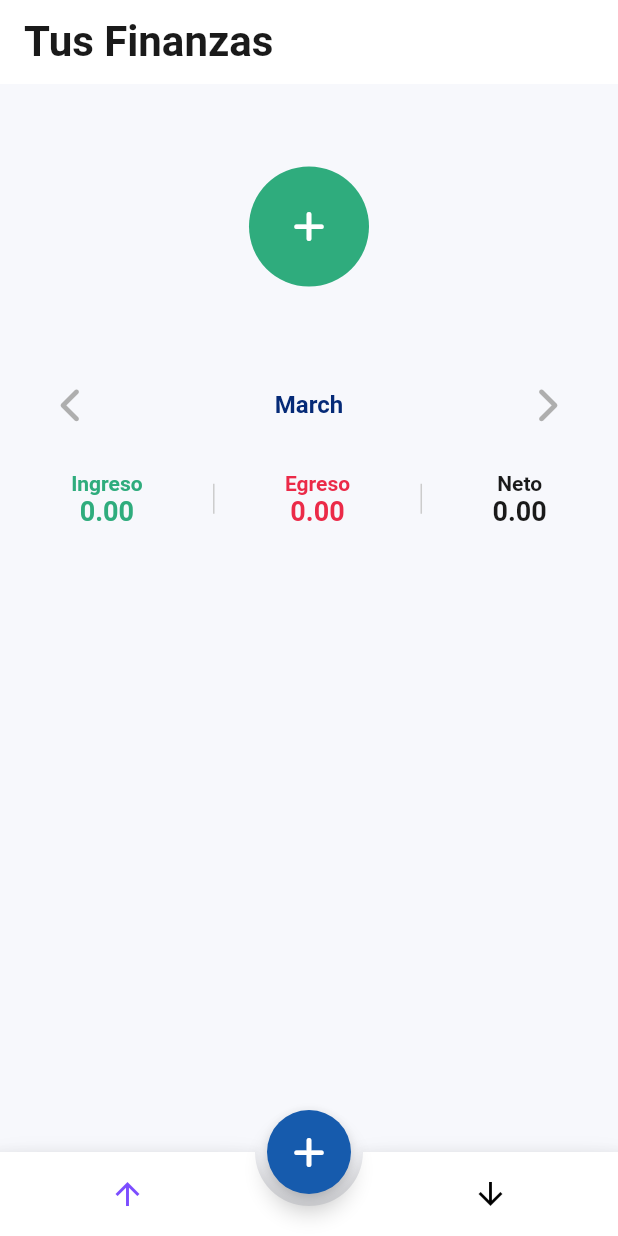
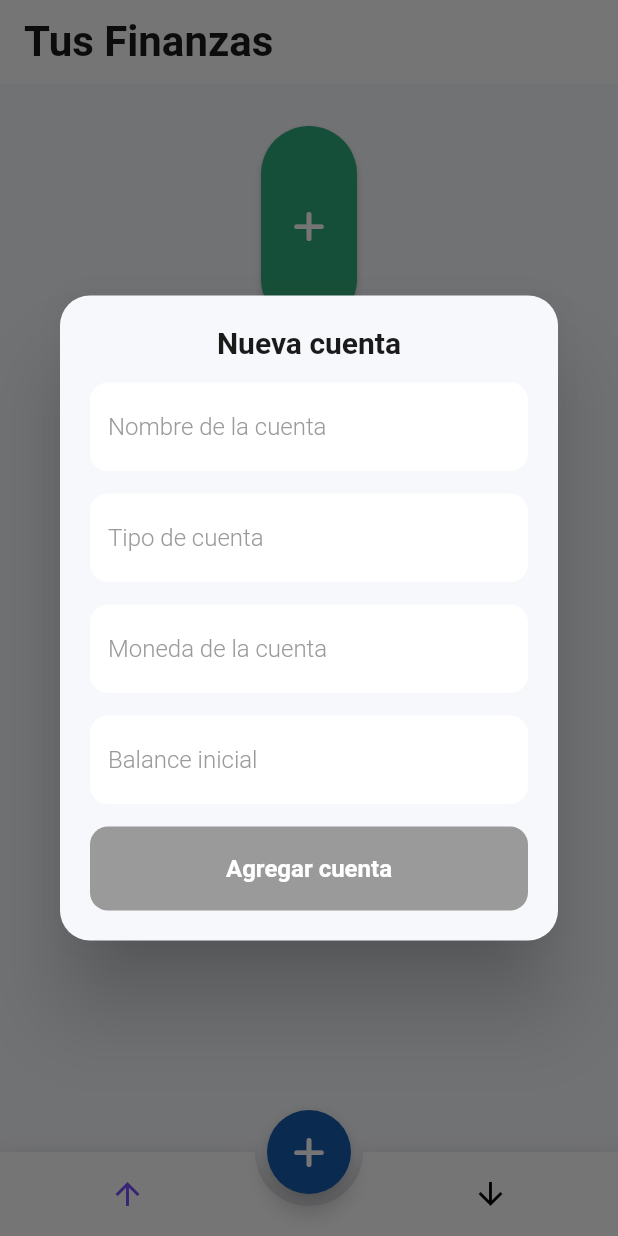
Before and after one commit to SebasAriasDEV/Expenses-App-Frontend, a Flutter app: the screen it shows after launch, after a tap on an icon or button, on a phone screen of 412 x 824 dp. Run offline on Flutter 3.47's test engine with Material 2 defaults, Android fonts, the phone set to English and light mode, and no system bars; drawn by our look-alikes of animated_bottom_navigation_bar; our stand-ins replace flutter_svg, font_awesome_flutter; network calls fail; Roboto replaces fonts that are missing (Avenir).

Commit message:
Added functionality to create an account

```diff
--- a/lib/ui/components/account_cards_list.dart
+++ /dev/null
@@ -1,66 +0,0 @@
-import 'package:flutter/material.dart';
-import 'package:font_awesome_flutter/font_awesome_flutter.dart';
-import 'package:i_budget_app/utils/colors.dart';
-
-import '../../models/account_model.dart';
-import 'account_card.dart';
-
-class ListAccountCards extends StatelessWidget {
-  const ListAccountCards({
-    super.key,
-    required this.accounts,
-  });
-
-  final List<Account> accounts;
-
-  @override
-  Widget build(BuildContext context) {
-    return SizedBox(
-      height: 150,
-      child: ListView.separated(
-        shrinkWrap: true,
-        scrollDirection: Axis.horizontal,
-        itemBuilder: (_, index) {
-          if (index >= accounts.length) {
-            return const NewCardPlaceholder();
-          } else {
-            return AccountCard(account: accounts[index]);
-          }
-        },
-        separatorBuilder: (_, index) => const SizedBox(width: 20),
-        itemCount: accounts.length + 1,
-      ),
-    );
-  }
-}
-
-class NewCardPlaceholder extends StatelessWidget {
-  const NewCardPlaceholder({
-    super.key,
-  });
-
-  @override
-  Widget build(BuildContext context) {
-    return SizedBox(
-      //color: Colors.red,
-      width: 100,
-      child: Center(
-        child: Container(
-          width: 80,
-          height: 80,
-          decoration:
-              BoxDecoration(color: kSuccessColor, shape: BoxShape.circle),
-          child: Center(
-            child: IconButton(
-              onPressed: () {},
-              icon: FaIcon(
-                FontAwesomeIcons.plus,
-                color: kWhiteColor,
-              ),
-            ),
-          ),
-        ),
-      ),
-    );
-  }
-}
--- a/lib/ui/components/account_card.dart
+++ b/lib/ui/components/accounts/account_card.dart
@@ -8,7 +8,7 @@ import 'package:i_budget_app/utils/colors.dart';
 import 'package:i_budget_app/utils/text_themes.dart';
 import 'package:provider/provider.dart';
 
-import '../../providers/transactions_provider.dart';
+import '../../../providers/transactions_provider.dart';
 
 class AccountCard extends StatelessWidget {
   const AccountCard({super.key, required this.account});
--- /dev/null
+++ b/lib/ui/components/accounts/account_cards_list.dart
@@ -0,0 +1,34 @@
+import 'package:flutter/material.dart';
+import 'package:i_budget_app/ui/components/accounts/add_account_button.dart';
+
+import '../../../models/account_model.dart';
+import 'account_card.dart';
+
+class ListAccountCards extends StatelessWidget {
+  const ListAccountCards({
+    super.key,
+    required this.accounts,
+  });
+
+  final List<Account> accounts;
+
+  @override
+  Widget build(BuildContext context) {
+    return SizedBox(
+      height: 150,
+      child: ListView.separated(
+        shrinkWrap: true,
+        scrollDirection: Axis.horizontal,
+        itemBuilder: (_, index) {
+          if (index >= accounts.length) {
+            return const NewCardPlaceholder();
+          } else {
+            return AccountCard(account: accounts[index]);
+          }
+        },
+        separatorBuilder: (_, index) => const SizedBox(width: 20),
+        itemCount: accounts.length + 1,
+      ),
+    );
+  }
+}
--- /dev/null
+++ b/lib/ui/components/accounts/add_account_button.dart
@@ -0,0 +1,29 @@
+import 'package:flutter/material.dart';
+import 'package:font_awesome_flutter/font_awesome_flutter.dart';
+import 'package:i_budget_app/ui/components/accounts/add_account_dialog.dart';
+import 'package:i_budget_app/utils/colors.dart';
+
+class NewCardPlaceholder extends StatelessWidget {
+  const NewCardPlaceholder({
+    super.key,
+  });
+
+  @override
+  Widget build(BuildContext context) {
+    return Padding(
+      padding: const EdgeInsets.all(8.0),
+      child: ElevatedButton(
+        onPressed: () => showDialog(
+          context: context,
+          builder: (context) => const DialogCreateAccount(),
+        ),
+        style: ElevatedButton.styleFrom(
+          backgroundColor: kSuccessColor,
+          shape: RoundedRectangleBorder(
+              borderRadius: BorderRadius.circular(1000.0)),
+        ),
+        child: const FaIcon(FontAwesomeIcons.plus),
+      ),
+    );
+  }
+}
--- /dev/null
+++ b/lib/ui/components/accounts/add_account_dialog.dart
@@ -0,0 +1,132 @@
+import 'package:flutter/material.dart';
+import 'package:i_budget_app/providers/accounts_providers.dart';
+import 'package:i_budget_app/ui/components/custom_buttons.dart';
+import 'package:i_budget_app/utils/colors.dart';
+import 'package:i_budget_app/utils/text_themes.dart';
+import 'package:provider/provider.dart';
+
+class DialogCreateAccount extends StatefulWidget {
+  const DialogCreateAccount({
+    super.key,
+  });
+
+  @override
+  State<DialogCreateAccount> createState() => _DialogCreateAccountState();
+}
+
+class _DialogCreateAccountState extends State<DialogCreateAccount> {
+  final TextEditingController _controllerName = TextEditingController();
+  final TextEditingController _controllerType = TextEditingController();
+  final TextEditingController _controllerCurrency = TextEditingController();
+  final TextEditingController _controllerBalance = TextEditingController();
+
+  late final AccountsProvider _accountsProvider;
+
+  bool _canSubmit = false;
+
+  @override
+  void initState() {
+    super.initState();
+    _accountsProvider = Provider.of<AccountsProvider>(context, listen: false);
+  }
+
+  @override
+  void dispose() {
+    super.dispose();
+    _controllerName.dispose();
+    _controllerType.dispose();
+    _controllerCurrency.dispose();
+    _controllerBalance.dispose();
+  }
+
+  @override
+  Widget build(BuildContext context) {
+    //** Functions */
+    // Checks if every field is filled so it can create the transaction
+    void checkCompleteness() {
+      if (_controllerName.text != '' &&
+          _controllerType.text != '' &&
+          _controllerCurrency.text != '' &&
+          _controllerBalance.text != '') {
+        _canSubmit = true;
+      } else {
+        _canSubmit = false;
+      }
+      setState(() {});
+    }
+
+    //Post new transaction
+    Future<void> createAccount() async {
+      final String response = await _accountsProvider.createAccount(
+        _controllerName.text,
+        _controllerType.text,
+        _controllerCurrency.text,
+        double.parse(_controllerBalance.text),
+      );
+
+      if (response == 'OK') {
+        await _accountsProvider.getAccounts();
+        Navigator.pop(context);
+      } else {
+        print('Algo salio mal!!!');
+      }
+    }
+
+    //** Build Widgets */
+    return Dialog(
+      shape: RoundedRectangleBorder(borderRadius: BorderRadius.circular(20.0)),
+      backgroundColor: kGreyColorShade4,
+      child: SingleChildScrollView(
+        child: Padding(
+          padding: const EdgeInsets.all(20.0),
+          child: Column(
+            mainAxisSize: MainAxisSize.min,
+            children: [
+              const Text('Nueva cuenta', style: headline4),
+              const SizedBox(height: 15),
+              TextField(
+                controller: _controllerName,
+                decoration: const InputDecoration().copyWith(
+                  hintText: 'Nombre de la cuenta',
+                ),
+                onChanged: (_) => checkCompleteness(),
+              ),
+              const SizedBox(height: 15),
+              TextField(
+                controller: _controllerType,
+                decoration: const InputDecoration().copyWith(
+                  hintText: 'Tipo de cuenta',
+                ),
+                onChanged: (_) => checkCompleteness(),
+              ),
+              const SizedBox(height: 15),
+              TextField(
+                controller: _controllerCurrency,
+                decoration: const InputDecoration().copyWith(
+                  hintText: 'Moneda de la cuenta',
+                ),
+                onChanged: (_) => checkCompleteness(),
+              ),
+              const SizedBox(height: 15),
+              TextField(
+                controller: _controllerBalance,
+                keyboardType:
+                    const TextInputType.numberWithOptions(decimal: true),
+                decoration: const InputDecoration().copyWith(
+                  hintText: 'Balance inicial',
+                ),
+                onChanged: (_) => checkCompleteness(),
+              ),
+              const SizedBox(height: 15),
+              PrimaryButton(
+                onTap: () => createAccount(),
+                text: 'Agregar cuenta',
+                isActive: _canSubmit,
+              ),
+            ],
+          ),
+        ),
+      ),
+    );
+  }
+}
--- a/lib/ui/components/custom_buttons.dart
+++ b/lib/ui/components/custom_buttons.dart
@@ -8,7 +8,7 @@ class PrimaryButton extends StatelessWidget {
     required this.onTap,
     required this.text,
     this.isLoading = false,
-    this.isActive = false,
+    this.isActive = true,
   });
 
   final Function onTap;
--- a/lib/ui/screens/bottom_navigation.dart
+++ b/lib/ui/screens/bottom_navigation.dart
@@ -1,7 +1,7 @@
 import 'package:animated_bottom_navigation_bar/animated_bottom_navigation_bar.dart';
 import 'package:flutter/material.dart';
 import 'package:font_awesome_flutter/font_awesome_flutter.dart';
-import 'package:i_budget_app/ui/components/modal_create_transaction.dart';
+import 'package:i_budget_app/ui/components/transactions/modal_create_transaction.dart';
 import 'package:i_budget_app/ui/screens/home_screen.dart';
 import 'package:i_budget_app/utils/colors.dart';
 
--- a/lib/ui/screens/home_screen.dart
+++ b/lib/ui/screens/home_screen.dart
@@ -12,7 +12,7 @@ import 'package:i_budget_app/utils/text_themes.dart';
 import 'package:i_budget_app/utils/themes.dart';
 import 'package:provider/provider.dart';
 
-import '../components/account_cards_list.dart';
+import '../components/accounts/account_cards_list.dart';
 import '../components/home_summary_card.dart';
 import '../components/month_indicator.dart';
 
```
Also changed, not shown: lib/providers/accounts_providers.dart (+35 -0 lines), lib/ui/components/transactions/modal_create_transaction.dart (renamed from lib/ui/components/modal_create_transaction.dart, +8 -1 lines).
